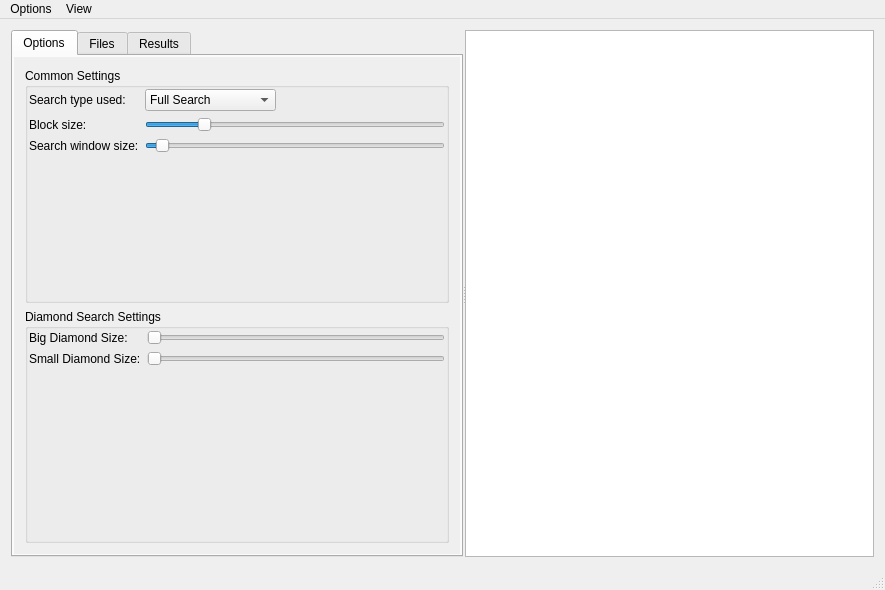
This is mainwindow.ui in andreisebastianc/Cloud-movement-detection-in-satellite-images as Qt 5 draws it before an edit. The edited form follows.
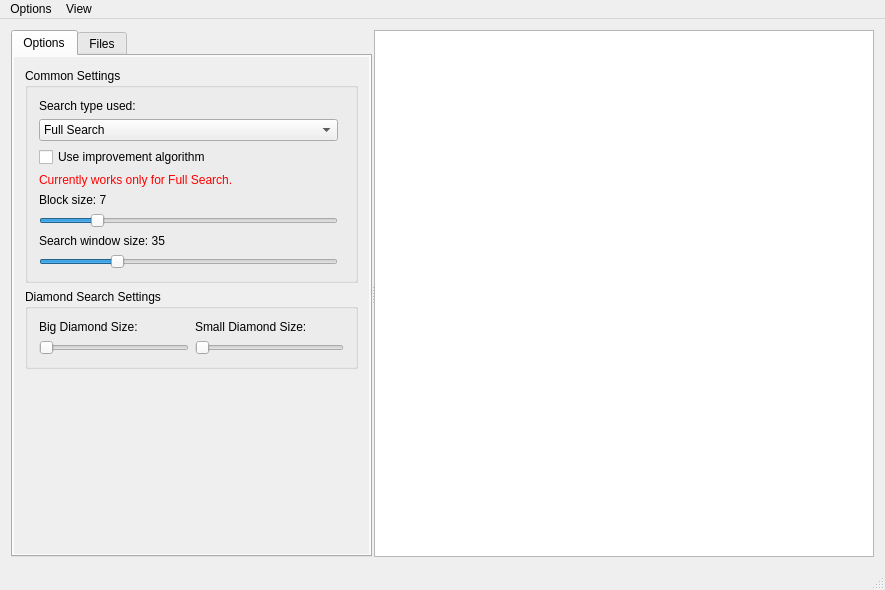
This is the edited form. Custom widgets are drawn as their Qt base class.

Commit message: Multiple fixes and improvements. New features. Something broke the build today and I haven't been able to fix it properly until now.

The edit to the form file:
```diff
--- a/mainwindow.ui
+++ b/mainwindow.ui
@@ -31,11 +31,29 @@
       </property>
       <widget class="QTabWidget" name="tabWidget">
        <property name="sizePolicy">
-        <sizepolicy hsizetype="MinimumExpanding" vsizetype="Minimum">
+        <sizepolicy hsizetype="Minimum" vsizetype="Expanding">
          <horstretch>0</horstretch>
          <verstretch>0</verstretch>
         </sizepolicy>
        </property>
+       <property name="minimumSize">
+        <size>
+         <width>300</width>
+         <height>500</height>
+        </size>
+       </property>
+       <property name="maximumSize">
+        <size>
+         <width>16777215</width>
+         <height>16777215</height>
+        </size>
+       </property>
+       <property name="sizeIncrement">
+        <size>
+         <width>0</width>
+         <height>0</height>
+        </size>
+       </property>
        <property name="tabPosition">
         <enum>QTabWidget::North</enum>
        </property>
@@ -67,6 +85,12 @@
          </property>
          <item row="0" column="0">
           <widget class="QScrollArea" name="scrollArea">
+           <property name="sizePolicy">
+            <sizepolicy hsizetype="Minimum" vsizetype="Expanding">
+             <horstretch>0</horstretch>
+             <verstretch>0</verstretch>
+            </sizepolicy>
+           </property>
            <property name="frameShape">
             <enum>QFrame::NoFrame</enum>
            </property>
@@ -81,134 +105,23 @@
              <rect>
               <x>0</x>
               <y>0</y>
-              <width>452</width>
+              <width>365</width>
               <height>509</height>
              </rect>
             </property>
             <layout class="QGridLayout" name="gridLayout_7">
-             <item row="0" column="0">
-              <widget class="QGroupBox" name="groupBox_2">
-               <property name="title">
-                <string>Common Settings</string>
+             <item row="2" column="0">
+              <spacer name="verticalSpacer">
+               <property name="orientation">
+                <enum>Qt::Vertical</enum>
                </property>
-               <layout class="QGridLayout" name="gridLayout_2">
-                <property name="margin">
-                 <number>1</number>
-                </property>
-                <item row="0" column="0">
-                 <layout class="QFormLayout" name="formLayout_2">
-                  <property name="fieldGrowthPolicy">
-                   <enum>QFormLayout::ExpandingFieldsGrow</enum>
-                  </property>
-                  <item row="0" column="0">
-                   <widget class="QLabel" name="searchTypeLabel">
-                    <property name="minimumSize">
-                     <size>
-                      <width>0</width>
-                      <height>0</height>
-                     </size>
-                    </property>
-                    <property name="text">
-                     <string>Search type used:</string>
-                    </property>
-                   </widget>
-                  </item>
-                  <item row="0" column="1">
-                   <widget class="QComboBox" name="searchTypeSelect">
-                    <property name="frame">
-                     <bool>true</bool>
-                    </property>
-                    <item>
-                     <property name="text">
-                      <string>Full Search</string>
-                     </property>
-                    </item>
-                    <item>
-                     <property name="text">
-                      <string>Diamond Search</string>
-                     </property>
-                    </item>
-                    <item>
-                     <property name="text">
-                      <string>Hexagonal Search</string>
-                     </property>
-                    </item>
-                   </widget>
-                  </item>
-                  <item row="1" column="1">
-                   <widget class="QSlider" name="blockSizeSlider">
-                    <property name="minimum">
-                     <number>2</number>
-                    </property>
-                    <property name="maximum">
-                     <number>100</number>
-                    </property>
-                    <property name="value">
-                     <number>20</number>
-                    </property>
-                    <property name="orientation">
-                     <enum>Qt::Horizontal</enum>
-                    </property>
-                   </widget>
-                  </item>
-                  <item row="2" column="0">
-                   <widget class="QLabel" name="searchWindowLabel">
-                    <property name="minimumSize">
-                     <size>
-                      <width>0</width>
-                      <height>0</height>
-                     </size>
-                    </property>
-                    <property name="maximumSize">
-                     <size>
-                      <width>140</width>
-                      <height>16777215</height>
-                     </size>
-                    </property>
-                    <property name="text">
-                     <string>Search window size:</string>
-                    </property>
-                   </widget>
-                  </item>
-                  <item row="2" column="1">
-                   <widget class="QSlider" name="searchWindowSlider">
-                    <property name="minimum">
-                     <number>20</number>
-                    </property>
-                    <property name="maximum">
-                     <number>300</number>
-                    </property>
-                    <property name="value">
-                     <number>30</number>
-                    </property>
-                    <property name="orientation">
-                     <enum>Qt::Horizontal</enum>
-                    </property>
-                   </widget>
-                  </item>
-                  <item row="1" column="0">
-                   <widget class="QLabel" name="blockSizeLabel">
-                    <property name="minimumSize">
-                     <size>
-                      <width>0</width>
-                      <height>0</height>
-                     </size>
-                    </property>
-                    <property name="maximumSize">
-                     <size>
-                      <width>140</width>
-                      <height>16777215</height>
-                     </size>
-                    </property>
-                    <property name="text">
-                     <string>Block size:</string>
-                    </property>
-                   </widget>
-                  </item>
-                 </layout>
-                </item>
-               </layout>
-              </widget>
+               <property name="sizeHint" stdset="0">
+                <size>
+                 <width>20</width>
+                 <height>40</height>
+                </size>
+               </property>
+              </spacer>
              </item>
              <item row="1" column="0">
               <widget class="QGroupBox" name="groupBox">
@@ -221,14 +134,11 @@
                <property name="checkable">
                 <bool>false</bool>
                </property>
-               <layout class="QGridLayout" name="gridLayout_6">
-                <property name="margin">
-                 <number>1</number>
-                </property>
+               <layout class="QGridLayout" name="gridLayout_5">
                 <item row="0" column="0">
-                 <layout class="QFormLayout" name="formLayout">
-                  <item row="0" column="0">
-                   <widget class="QLabel" name="label">
+                 <layout class="QVBoxLayout" name="verticalLayout_3">
+                  <item>
+                   <widget class="QLabel" name="diamondBigSizeLabel">
                     <property name="minimumSize">
                      <size>
                       <width>0</width>
@@ -240,15 +150,19 @@
                     </property>
                    </widget>
                   </item>
-                  <item row="0" column="1">
+                  <item>
                    <widget class="QSlider" name="diamondBigSize">
                     <property name="orientation">
                      <enum>Qt::Horizontal</enum>
                     </property>
                    </widget>
                   </item>
-                  <item row="1" column="0">
-                   <widget class="QLabel" name="label_2">
+                 </layout>
+                </item>
+                <item row="0" column="1">
+                 <layout class="QVBoxLayout" name="verticalLayout_4">
+                  <item>
+                   <widget class="QLabel" name="diamondSmallSizeLabel">
                     <property name="minimumSize">
                      <size>
                       <width>0</width>
@@ -260,7 +174,7 @@
                     </property>
                    </widget>
                   </item>
-                  <item row="1" column="1">
+                  <item>
                    <widget class="QSlider" name="diamondSmallSize">
                     <property name="orientation">
                      <enum>Qt::Horizontal</enum>
@@ -272,6 +186,154 @@
                </layout>
               </widget>
              </item>
+             <item row="0" column="0">
+              <widget class="QGroupBox" name="groupBox_2">
+               <property name="title">
+                <string>Common Settings</string>
+               </property>
+               <layout class="QGridLayout" name="gridLayout_2">
+                <item row="0" column="0">
+                 <widget class="QLabel" name="searchTypeLabel">
+                  <property name="sizePolicy">
+                   <sizepolicy hsizetype="Minimum" vsizetype="Preferred">
+                    <horstretch>0</horstretch>
+                    <verstretch>0</verstretch>
+                   </sizepolicy>
+                  </property>
+                  <property name="minimumSize">
+                   <size>
+                    <width>0</width>
+                    <height>0</height>
+                   </size>
+                  </property>
+                  <property name="text">
+                   <string>Search type used:</string>
+                  </property>
+                 </widget>
+                </item>
+                <item row="2" column="0">
+                 <widget class="QCheckBox" name="useImportantCheckBox">
+                  <property name="text">
+                   <string>Use improvement algorithm</string>
+                  </property>
+                 </widget>
+                </item>
+                <item row="3" column="0" colspan="2">
+                 <widget class="QLabel" name="label">
+                  <property name="styleSheet">
+                   <string notr="true">color: red;</string>
+                  </property>
+                  <property name="text">
+                   <string>Currently works only for Full Search.</string>
+                  </property>
+                  <property name="scaledContents">
+                   <bool>false</bool>
+                  </property>
+                 </widget>
+                </item>
+                <item row="4" column="0">
+                 <layout class="QVBoxLayout" name="verticalLayout_2">
+                  <item>
+                   <widget class="QLabel" name="blockSizeLabel">
+                    <property name="minimumSize">
+                     <size>
+                      <width>0</width>
+                      <height>0</height>
+                     </size>
+                    </property>
+                    <property name="maximumSize">
+                     <size>
+                      <width>140</width>
+                      <height>16777215</height>
+                     </size>
+                    </property>
+                    <property name="text">
+                     <string>Block size: 7</string>
+                    </property>
+                   </widget>
+                  </item>
+                  <item>
+                   <widget class="QSlider" name="blockSizeSlider">
+                    <property name="minimum">
+                     <number>2</number>
+                    </property>
+                    <property name="maximum">
+                     <number>30</number>
+                    </property>
+                    <property name="value">
+                     <number>7</number>
+                    </property>
+                    <property name="orientation">
+                     <enum>Qt::Horizontal</enum>
+                    </property>
+                   </widget>
+                  </item>
+                 </layout>
+                </item>
+                <item row="5" column="0">
+                 <layout class="QVBoxLayout" name="verticalLayout">
+                  <item>
+                   <widget class="QLabel" name="searchWindowLabel">
+                    <property name="minimumSize">
+                     <size>
+                      <width>0</width>
+                      <height>0</height>
+                     </size>
+                    </property>
+                    <property name="maximumSize">
+                     <size>
+                      <width>140</width>
+                      <height>16777215</height>
+                     </size>
+                    </property>
+                    <property name="text">
+                     <string>Search window size: 35</string>
+                    </property>
+                   </widget>
+                  </item>
+                  <item>
+                   <widget class="QSlider" name="searchWindowSlider">
+                    <property name="minimum">
+                     <number>20</number>
+                    </property>
+                    <property name="maximum">
+                     <number>80</number>
+                    </property>
+                    <property name="value">
+                     <number>35</number>
+                    </property>
+                    <property name="orientation">
+                     <enum>Qt::Horizontal</enum>
+                    </property>
+                   </widget>
+                  </item>
+                 </layout>
+                </item>
+                <item row="1" column="0">
+                 <widget class="QComboBox" name="searchTypeSelect">
+                  <property name="frame">
+                   <bool>true</bool>
+                  </property>
+                  <item>
+                   <property name="text">
+                    <string>Full Search</string>
+                   </property>
+                  </item>
+                  <item>
+                   <property name="text">
+                    <string>Diamond Search</string>
+                   </property>
+                  </item>
+                  <item>
+                   <property name="text">
+                    <string>Hexagonal Search</string>
+                   </property>
+                  </item>
+                 </widget>
+                </item>
+               </layout>
+              </widget>
+             </item>
             </layout>
            </widget>
           </widget>
@@ -331,44 +393,18 @@
          </item>
         </layout>
        </widget>
-       <widget class="QWidget" name="tab">
-        <attribute name="title">
-         <string>Results</string>
-        </attribute>
-        <layout class="QGridLayout" name="gridLayout_5">
-         <property name="margin">
-          <number>1</number>
-         </property>
-         <property name="spacing">
-          <number>1</number>
-         </property>
-         <item row="0" column="0">
-          <widget class="QPlainTextEdit" name="plainTextEdit">
-           <property name="frameShape">
-            <enum>QFrame::StyledPanel</enum>
-           </property>
-           <property name="frameShadow">
-            <enum>QFrame::Sunken</enum>
-           </property>
-           <property name="backgroundVisible">
-            <bool>false</bool>
-           </property>
-          </widget>
-         </item>
-        </layout>
-       </widget>
       </widget>
       <widget class="MovementScene" name="imageDisplayer">
        <property name="sizePolicy">
-        <sizepolicy hsizetype="Preferred" vsizetype="Preferred">
+        <sizepolicy hsizetype="Maximum" vsizetype="Expanding">
          <horstretch>0</horstretch>
          <verstretch>0</verstretch>
         </sizepolicy>
        </property>
        <property name="minimumSize">
         <size>
-         <width>400</width>
-         <height>0</height>
+         <width>500</width>
+         <height>500</height>
         </size>
        </property>
       </widget>
```
Left out of the diff: 7 changed lines with no effect on the pictures. The commit also changes 16 other files.
